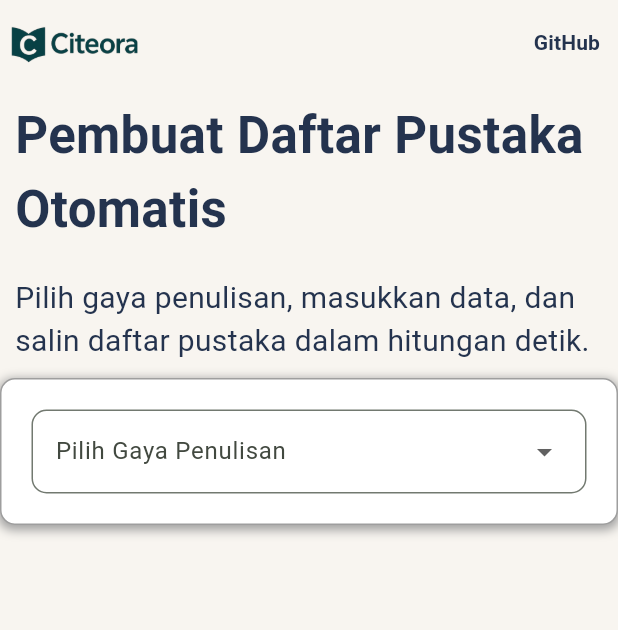
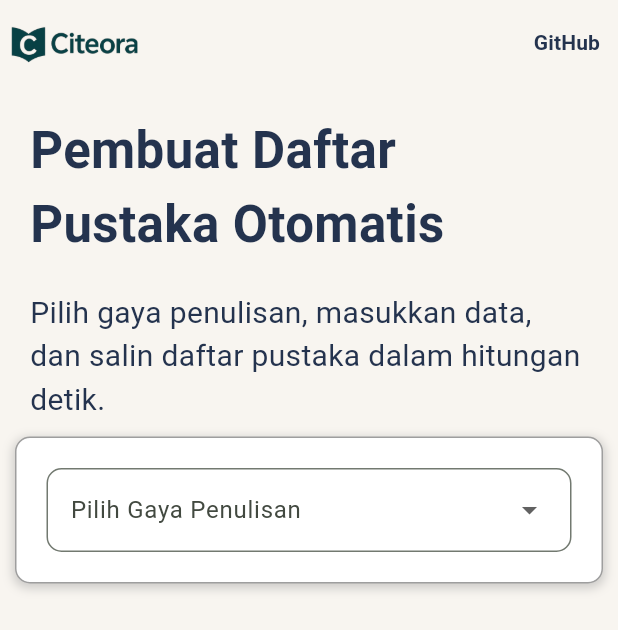
Before and after one commit to tibeesdev/citeora, a Flutter app: the screen it shows after launch, on a phone screen of 412 x 824 dp. Shown: the top 630 px of the screen. Run offline on Flutter 3.47's test engine with Material 3 defaults, Android fonts, the phone set to English and light mode, and no system bars; our stand-ins replace dropdown_button2.

```diff
--- a/lib/main.dart
+++ b/lib/main.dart
@@ -501,13 +501,11 @@ class _MyHomePageState extends State<MyHomePage> {
         ],
       ),
       backgroundColor: Color(0xFFF8F5F0),
-      body: SingleChildScrollView(
-        child: Center(
+      body: Center(
         child: ConstrainedBox(
           constraints: BoxConstraints(minWidth: 200, maxWidth: 800),
-            child: Column(
-              mainAxisAlignment: MainAxisAlignment.center,
-              crossAxisAlignment: CrossAxisAlignment.center,
+          child: ListView(
+            padding: EdgeInsets.all(10),
             children: [
               // teks Pembuat daftar pustaka otomatis
               teksJudul(),
@@ -523,20 +521,13 @@ class _MyHomePageState extends State<MyHomePage> {
                   borderRadius: BorderRadius.all(Radius.circular(10)),
                   boxShadow: [
                     BoxShadow(
-                        color:
-                            Colors.grey
-                                .withValues(), // Warna bayangan dengan tingkat opasitas
-                        spreadRadius:
-                            1.0, // Seberapa jauh bayangan menyebar dari kotak
-                        blurRadius: 5.0, // Tingkat keburaman bayangan
-                        offset: Offset(
-                          0,
-                          2,
-                        ), // Posisi offset bayangan (horizontal, vertikal)
+                      color: Colors.grey.withOpacity(0.5),
+                      spreadRadius: 1.0,
+                      blurRadius: 5.0,
+                      offset: Offset(0, 2),
                     ),
                   ],
                 ),
-
                 child: Padding(
                   padding: EdgeInsets.all(10),
                   child: Column(
@@ -587,7 +578,6 @@ class _MyHomePageState extends State<MyHomePage> {
               // bagian salin dapus
               selectedStyle != '' ? widgetSalin(context) : Container(),
             ],
-            ),
           ),
         ),
       ),
```
Lines whose indentation alone changed are shown as unchanged.
